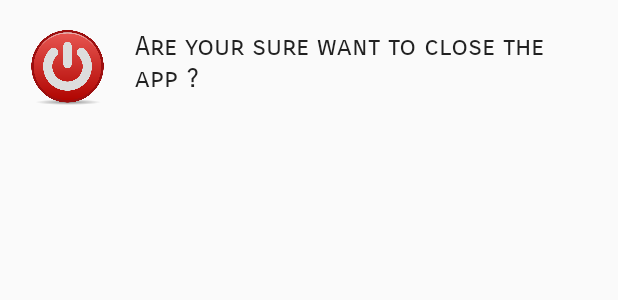
After one commit to test166547778212458/ESP-Edited, an Android app: the layout onexit_dialog.xml on its own in the app's theme, with its tools: preview values and no code run, on a phone screen of 412 x 824 dp. The commit adds this screen. Shown: the top 300 px of the screen. Run offline under Robolectric (Android 15) with nearby library versions, the phone set to English and light mode, and no system bars.

Commit message:
add custom dialog when exit the app

```diff
--- a/app/src/main/java/com/example/faraz/esp/sosActivity.java
+++ b/app/src/main/java/com/example/faraz/esp/sosActivity.java
@@ -53,7 +53,7 @@ public class SOSActivity extends Activity{
         noInternet_adb = new AlertDialog.Builder(this);
         noInternet_adb.setMessage("SOS Request");
 
-        //you can use db.setView(R.layout.nointernet_dialog) but it requires 21 api and above,
+        //you can use db.setView(R.layout.layoutname) but it requires 21 api and above,
         //this app minimum api is 18
         LayoutInflater inflater = (LayoutInflater)this.getSystemService (Context.LAYOUT_INFLATER_SERVICE);
         View v = inflater.inflate(R.layout.nointernet_dialog, null);
@@ -70,7 +70,7 @@ public class SOSActivity extends Activity{
         failed_adb = new AlertDialog.Builder(this);
         failed_adb.setMessage("SOS Request");
 
-        //you can use db.setView(R.layout.nointernet_dialog) but it requires 21 api and above,
+        //you can use db.setView(R.layout.layoutname) but it requires 21 api and above,
         //this app minimum api is 18
         LayoutInflater inflater = (LayoutInflater)this.getSystemService (Context.LAYOUT_INFLATER_SERVICE);
         View v = inflater.inflate(R.layout.failed_dialog, null);
@@ -87,7 +87,7 @@ public class SOSActivity extends Activity{
         succeed_adb = new AlertDialog.Builder(this);
         succeed_adb.setMessage("SOS Request");
 
-        //you can use db.setView(R.layout.nointernet_dialog) but it requires 21 api and above,
+        //you can use db.setView(R.layout.layoutname) but it requires 21 api and above,
         //this app minimum api is 18
         LayoutInflater inflater = (LayoutInflater)this.getSystemService (Context.LAYOUT_INFLATER_SERVICE);
         View v = inflater.inflate(R.layout.succeed_dialog, null);
--- a/app/src/main/res/layout/main_screen.xml
+++ b/app/src/main/res/layout/main_screen.xml
@@ -101,7 +101,7 @@
             android:background="#6d96b2"
             android:layout_marginTop="20dp"
             android:layout_marginRight="20dp"
-            android:onClick="exit"
+            android:onClick="showExitDialog"
             android:src="@android:drawable/ic_lock_power_off" />
 
     </FrameLayout>
--- /dev/null
+++ b/app/src/main/res/layout/onexit_dialog.xml
@@ -0,0 +1,33 @@
+<?xml version="1.0" encoding="utf-8"?>
+<RelativeLayout xmlns:android="http://schemas.android.com/apk/res/android"
+    xmlns:app="http://schemas.android.com/apk/res-auto"
+    xmlns:tools="http://schemas.android.com/tools"
+    android:layout_width="match_parent"
+    android:layout_height="match_parent">
+
+    <ImageView
+        android:layout_width="50dp"
+        android:layout_height="50dp"
+        android:layout_alignParentTop="true"
+        android:layout_alignParentStart="true"
+        android:layout_marginStart="20dp"
+        android:layout_marginTop="20dp"
+        android:id="@+id/imageView_exit"
+        android:src="@drawable/exit" />
+
+    <TextView
+        android:text="@string/exit"
+        android:layout_width="wrap_content"
+        android:layout_height="wrap_content"
+        android:layout_centerHorizontal="true"
+        android:id="@+id/textView_exit"
+        android:typeface="normal"
+        android:textAppearance="@style/TextAppearance.AppCompat"
+        android:textSize="18sp"
+        android:contentDescription="@string/exit"
+        android:layout_toEndOf="@+id/imageView_exit"
+        android:fontFamily="sans-serif-smallcaps"
+        android:layout_marginTop="20dp"
+        android:layout_marginLeft="20dp"
+        android:layout_marginRight="20dp" />
+</RelativeLayout>
--- a/app/src/main/res/values/strings.xml
+++ b/app/src/main/res/values/strings.xml
@@ -24,4 +24,5 @@
     <string name="notext">You need to enter a message to send it!</string>
     <string name="failed">We did not receive your request, Please try again</string>
     <string name="succeed">We received your request.</string>
+    <string name="exit">Are your sure want to close the app ?</string>
 </resources>
```
Also changed, not shown: app/src/main/java/com/example/faraz/esp/MenuActivity.java (+42 -8 lines), app/src/main/java/com/example/faraz/esp/SendMsgActivity.java (+4 -4 lines), app/src/main/java/com/example/faraz/esp/SendVoicActivity.java (+4 -4 lines), app/src/main/res/layout/contact_us.xml (+10 -7 lines), app/src/main/res/drawable/exit.png (added).
